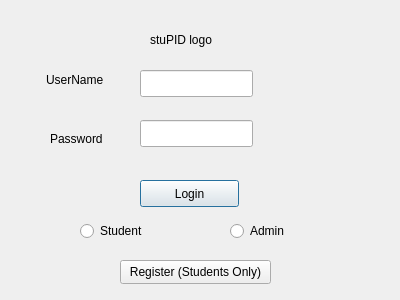
Before: the Qt Designer form logindialog.ui in abhinavthukral28/stuPID, drawn with Qt 5.
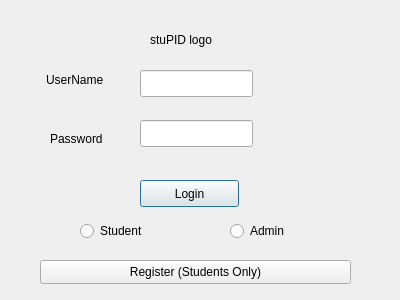
After: the same form once the commit is applied.

What changed in the file:
```diff
--- a/logindialog.ui
+++ b/logindialog.ui
@@ -114,9 +114,9 @@
   <widget class="QPushButton" name="pushButton">
    <property name="geometry">
     <rect>
-     <x>120</x>
+     <x>40</x>
      <y>260</y>
-     <width>151</width>
+     <width>311</width>
      <height>24</height>
     </rect>
    </property>
```
